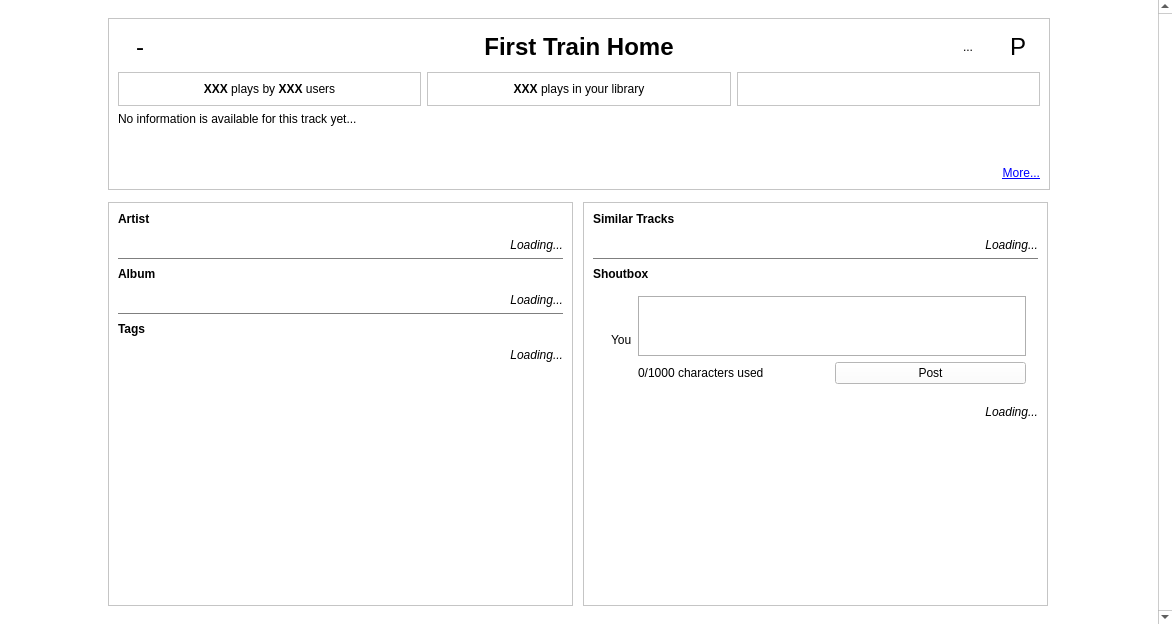
Old version of the form hathor/htrackcontext.ui in the repository jnetterf/hathor.
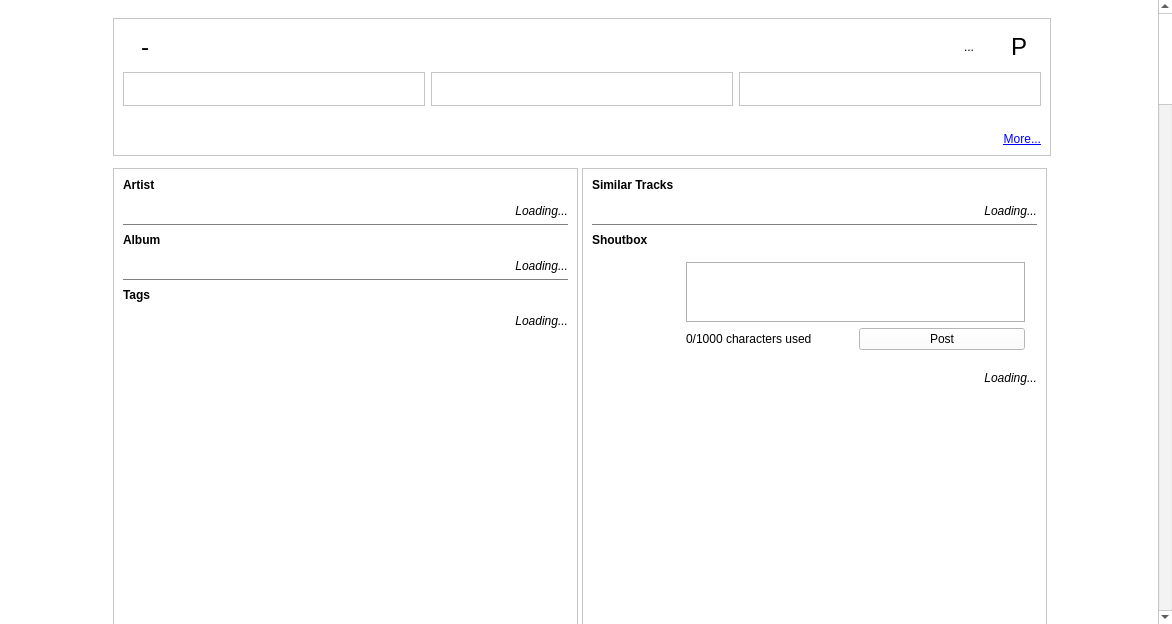
New version of the form. Icons and pictures are not drawn. Custom widgets are drawn as their Qt base class.

```diff
--- a/hathor/htrackcontext.ui
+++ b/hathor/htrackcontext.ui
@@ -450,9 +450,9 @@
       <property name="geometry">
        <rect>
         <x>0</x>
-        <y>0</y>
+        <y>-190</y>
         <width>1155</width>
-        <height>624</height>
+        <height>10016</height>
        </rect>
       </property>
       <layout class="QHBoxLayout" name="horizontalLayout_3">
@@ -460,13 +460,13 @@
         <widget class="QWidget" name="widget_5" native="true">
          <property name="minimumSize">
           <size>
-           <width>968</width>
+           <width>950</width>
            <height>0</height>
           </size>
          </property>
          <property name="maximumSize">
           <size>
-           <width>968</width>
+           <width>950</width>
            <height>16777215</height>
           </size>
          </property>
@@ -1071,7 +1071,7 @@
                    </font>
                   </property>
                   <property name="text">
-                   <string>&lt;B&gt;XXX&lt;/B&gt; plays by &lt;B&gt;XXX&lt;/B&gt; users</string>
+                   <string>&lt;html&gt;&lt;head/&gt;&lt;body&gt;&lt;p/&gt;&lt;/body&gt;&lt;/html&gt;</string>
                   </property>
                   <property name="alignment">
                    <set>Qt::AlignCenter</set>
@@ -1133,7 +1133,7 @@
                    <item>
                     <widget class="QLabel" name="label_userplaycount">
                      <property name="text">
-                      <string>&lt;B&gt;XXX&lt;/B&gt; plays in your library</string>
+                      <string>&lt;html&gt;&lt;head/&gt;&lt;body&gt;&lt;p/&gt;&lt;/body&gt;&lt;/html&gt;</string>
                      </property>
                      <property name="alignment">
                       <set>Qt::AlignCenter</set>
@@ -1247,7 +1247,7 @@
                   </font>
                  </property>
                  <property name="text">
-                  <string>First Train Home</string>
+                  <string> </string>
                  </property>
                  <property name="alignment">
                   <set>Qt::AlignCenter</set>
@@ -1361,34 +1361,7 @@
              </item>
              <item row="2" column="0" colspan="3">
               <layout class="QVBoxLayout" name="content">
-               <item>
-                <widget class="HStupidResizeWidget" name="scrollArea_3">
-                 <property name="sizePolicy">
-                  <sizepolicy hsizetype="Preferred" vsizetype="MinimumExpanding">
-                   <horstretch>0</horstretch>
-                   <verstretch>0</verstretch>
-                  </sizepolicy>
-                 </property>
-                 <property name="frameShape">
-                  <enum>QFrame::NoFrame</enum>
-                 </property>
-                 <property name="widgetResizable">
-                  <bool>true</bool>
-                 </property>
-                 <property name="alignment">
-                  <set>Qt::AlignLeading|Qt::AlignLeft|Qt::AlignTop</set>
-                 </property>
-                 <widget class="QWidget" name="scrollAreaWidgetContents_4">
-                  <property name="geometry">
-                   <rect>
-                    <x>0</x>
-                    <y>0</y>
-                    <width>922</width>
-                    <height>72</height>
-                   </rect>
-                  </property>
-                  <layout class="QVBoxLayout" name="verticalLayout_7">
-                   <property name="margin">
+               <property name="bottomMargin">
                     <number>0</number>
                    </property>
                    <item>
@@ -1400,7 +1373,7 @@
                       </sizepolicy>
                      </property>
                      <property name="text">
-                      <string>No information is available for this track yet...</string>
+                  <string> </string>
                      </property>
                      <property name="alignment">
                       <set>Qt::AlignLeading|Qt::AlignLeft|Qt::AlignTop</set>
@@ -1421,10 +1394,6 @@
                     </widget>
                    </item>
                   </layout>
-                 </widget>
-                </widget>
-               </item>
-              </layout>
              </item>
             </layout>
            </widget>
@@ -1505,6 +1474,22 @@
                 <property name="rightMargin">
                  <number>12</number>
                 </property>
+                <item row="0" column="0" rowspan="2">
+                 <widget class="HPixmapView" name="label_you" native="true">
+                  <property name="minimumSize">
+                   <size>
+                    <width>70</width>
+                    <height>0</height>
+                   </size>
+                  </property>
+                  <property name="maximumSize">
+                   <size>
+                    <width>70</width>
+                    <height>16777215</height>
+                   </size>
+                  </property>
+                 </widget>
+                </item>
                 <item row="0" column="1">
                  <widget class="QTextEdit" name="textEdit_shout">
                   <property name="sizePolicy">
@@ -1984,19 +1969,6 @@
                   </layout>
                  </widget>
                 </item>
-                <item row="0" column="0" rowspan="2">
-                 <widget class="QLabel" name="label_you">
-                  <property name="sizePolicy">
-                   <sizepolicy hsizetype="Maximum" vsizetype="Preferred">
-                    <horstretch>0</horstretch>
-                    <verstretch>0</verstretch>
-                   </sizepolicy>
-                  </property>
-                  <property name="text">
-                   <string>You</string>
-                  </property>
-                 </widget>
-                </item>
                </layout>
               </widget>
              </item>
@@ -2070,9 +2042,9 @@
  </widget>
  <customwidgets>
   <customwidget>
-   <class>HStupidResizeWidget</class>
-   <extends>QScrollArea</extends>
-   <header>hstupidresizewidget.h</header>
+   <class>HPixmapView</class>
+   <extends>QWidget</extends>
+   <header>hpixmapview.h</header>
    <container>1</container>
   </customwidget>
  </customwidgets>
```
Left out of the diff: 10 changed lines with no effect on the pictures. Lines whose indentation alone changed are shown as unchanged.
